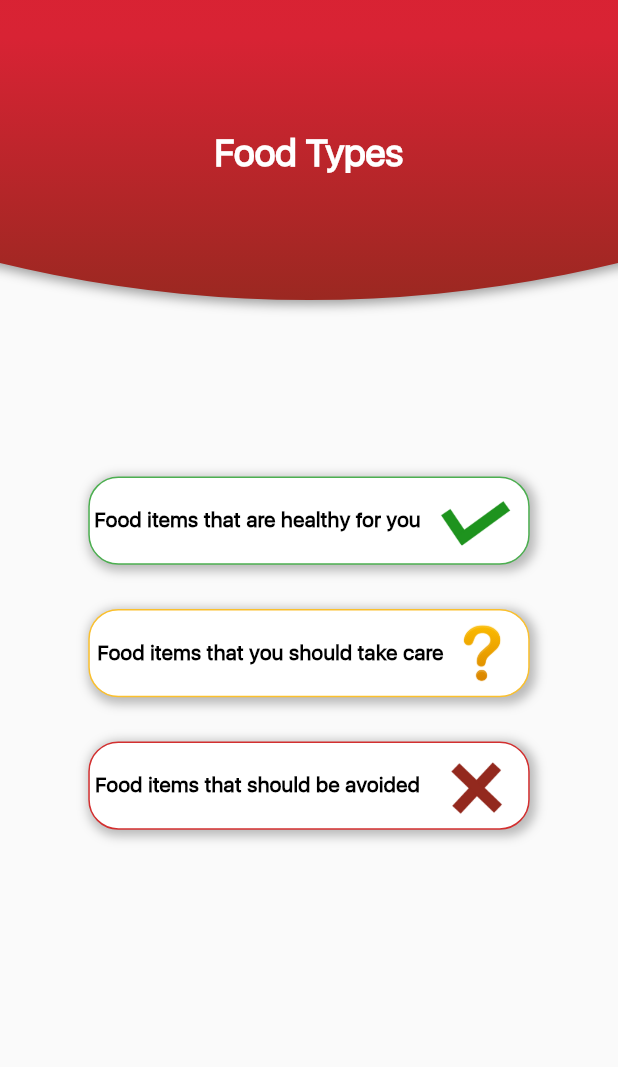
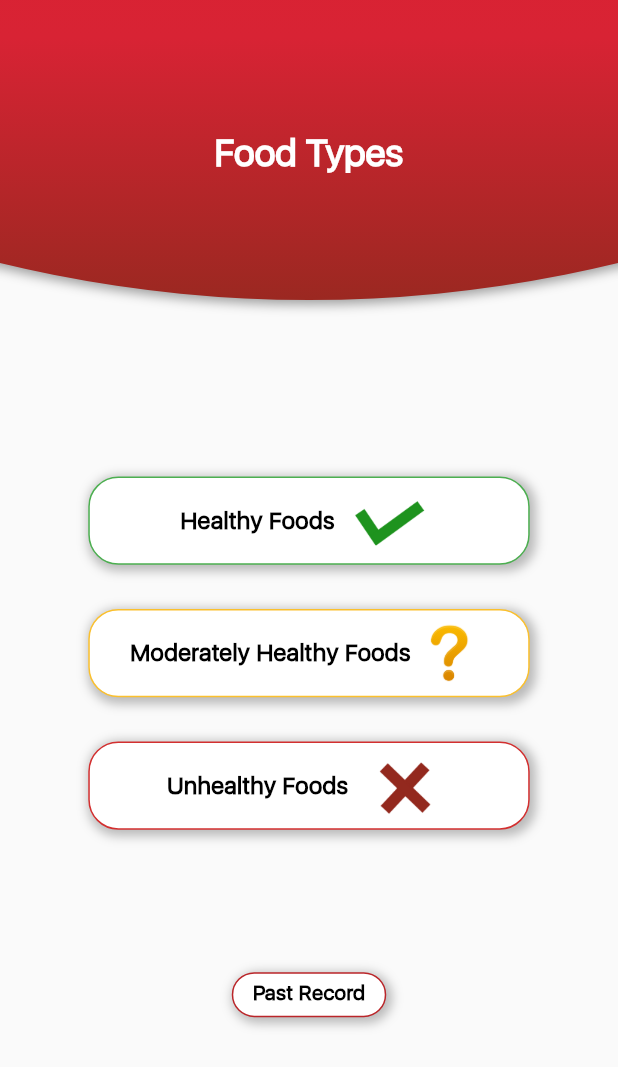
Before and after one commit to anusali04928/Khidmat_ThaliHelp, a Flutter app: the FoodTypes screen opened directly, on a phone screen of 412 x 824 dp. Shown: the top 1067 px of the screen. Run offline on Flutter 3.47's test engine with Material 2 defaults, Android fonts, the phone set to English and light mode, and no system bars; our stand-ins replace dio, dropdown_formfield, pie_chart, shared_preferences; accounts and stored records are empty.

Commit message:
Changed page transitions and added Food Breakdown
Altered labels and paths to the assets used (on account of new images). Furthermore, added the 'Past Record' button here to display the food breakdown.

```diff
--- a/project/lib/Food/FoodTypes.dart
+++ b/project/lib/Food/FoodTypes.dart
@@ -1,61 +1,87 @@
 // this class represents the food types page
+
+import 'dart:convert';
 
 import 'package:flutter/cupertino.dart';
 import 'package:flutter/material.dart';
+import 'package:project/Custom_widgets/CustomBtn.dart';
 import 'package:project/Custom_widgets/roundedAppBar.dart';
 import 'package:project/Custom_widgets/SecondCustomBtn.dart';
+import 'package:project/Food/FoodBreakdown.dart';
 import 'package:project/Food/FoodList.dart';
+import 'package:dio/dio.dart';
+import 'package:project/models/DietResp.dart';
 
 class FoodTypes extends StatelessWidget {
+  Future<List<double>> getDatafromServer() async {
+    dynamic param = {'id': '60dc4d9dd61ac5000426a323'};
+    try {
+      var response = await Dio().get(
+          'https://thalihelp.herokuapp.com/getmonthlyintake',
+          queryParameters: param);
+
+      var resp = DietResp.fromJson(jsonDecode(response.toString()));
+      List<double> res = [
+        resp.healthy.toDouble(),
+        resp.unhealthy.toDouble(),
+        resp.avoid.toDouble()
+      ];
+      print(res);
+      return res;
+    } catch (e) {
+      print(e);
+    }
+  }
+
   Map<String, String> avoid_food = {
-    'Candy': 'assets/not_healthy/candy.PNG',
-    'Cheerries': 'assets/not_healthy/cheerries.PNG',
-    'Chips': 'assets/not_healthy/chips.PNG',
-    'Choclate': 'assets/not_healthy/choclate.PNG',
-    'Drinks': 'assets/not_healthy/drinks.PNG',
-    'Halwa puri': 'assets/not_healthy/halwa puri.PNG',
-    'Jamjelly': 'assets/not_healthy/jamjelly.PNG',
-    'Junk food': 'assets/not_healthy/junk food.PNG',
-    'Mithai': 'assets/not_healthy/mithai.PNG',
-    'Noodles': 'assets/not_healthy/noodles.PNG',
-    'Parsley': 'assets/not_healthy/parsley.PNG',
-    'Pomegranate': 'assets/not_healthy/pomegranate.PNG',
-    'Samosa': 'assets/not_healthy/samosa.PNG',
-    'Snacks': 'assets/not_healthy/snacks.PNG'
+    'Candy': 'assets/not_healthy/candy.jpg',
+    'Cherries': 'assets/not_healthy/cherries.jpg',
+    'Chips': 'assets/not_healthy/chips.jpg',
+    'Chocolate': 'assets/not_healthy/chocolate.jpg',
+    'Soft Drinks': 'assets/not_healthy/softdrinks.jpg',
+    'Halwa Puri': 'assets/not_healthy/halwapuri.jpg',
+    'Jam/Jelly': 'assets/not_healthy/jam.jpg',
+    'Junk food': 'assets/not_healthy/junkfood.jpg',
+    'Sweets': 'assets/not_healthy/sweets.jpg',
+    'Noodles': 'assets/not_healthy/noodles.jpg',
+    'Parsley': 'assets/not_healthy/parsley.jpg',
+    'Pomegranate': 'assets/not_healthy/pomegranate.jpg',
+    'Samosa': 'assets/not_healthy/samosa.jpg',
+    'Snacks': 'assets/not_healthy/snacks.jpg'
   };
   Map<String, String> careful_food = {
-    'Beans': 'assets/moderate_food/beans.PNG',
-    'Beef': 'assets/moderate_food/beef.PNG',
-    'Biscuits': 'assets/moderate_food/biscuits.PNG',
-    'Burger': 'assets/moderate_food/burger.PNG',
-    'Cakes': 'assets/moderate_food/cakes.PNG',
-    'Chickpeas': 'assets/moderate_food/chickpeas.PNG',
-    'Dahi baray': 'assets/moderate_food/dahi baray.PNG',
-    'Dates': 'assets/moderate_food/dates.PNG',
-    'Fries': 'assets/moderate_food/fries.PNG',
-    'Fruits not eat': 'assets/moderate_food/fruits not eat.PNG',
-    'Iecream': 'assets/moderate_food/iecream.PNG',
-    'Nuggets': 'assets/moderate_food/nuggets.PNG',
-    'Rusk': 'assets/moderate_food/rusk.PNG',
-    'Sandwich': 'assets/moderate_food/sandwich.PNG',
-    'Tea coffee': 'assets/moderate_food/tea coffee.PNG'
+    'Beans': 'assets/moderate_food/beans.jpg',
+    'Beef': 'assets/moderate_food/beef.jpg',
+    'Biscuits': 'assets/moderate_food/biscuits.jpg',
+    'Burger': 'assets/moderate_food/burger.jpg',
+    'Cakes': 'assets/moderate_food/cake.jpg',
+    'Chickpeas': 'assets/moderate_food/chickpea.jpg',
+    'Dahi Baray': 'assets/moderate_food/dahibaray.jpg',
+    'Dates': 'assets/moderate_food/dates.jpg',
+    'French Fries': 'assets/moderate_food/fries.jpg',
+    'Fruits (Bad)': 'assets/moderate_food/fruits.jpg',
+    'Iecream': 'assets/moderate_food/icecream.jpg',
+    'Nuggets': 'assets/moderate_food/nuggets.jpg',
+    'Cake Rusk': 'assets/moderate_food/rusk.png',
+    'Sandwich': 'assets/moderate_food/sandwich.jpg',
+    'Tea coffee': 'assets/moderate_food/tea.jpg'
   };
   Map<String, String> recc_food = {
-    'Bread': 'assets/healthy_food/bread.PNG',
-    'Butter': 'assets/healthy_food/butter.PNG',
-    'Cereal': 'assets/healthy_food/cereal.PNG',
-    'Cheese': 'assets/healthy_food/cheese.PNG',
-    'Chicken': 'assets/healthy_food/chicken.PNG',
-    'Eggs': 'assets/healthy_food/eggs.PNG',
-    'Fish': 'assets/healthy_food/fish.PNG',
-    'Fruits': 'assets/healthy_food/fruits.PNG',
-    'Milkshake': 'assets/healthy_food/milkshake.PNG',
-    'Nuts': 'assets/healthy_food/nuts.PNG',
-    'Oliveoil': 'assets/healthy_food/oliveoil.PNG',
-    'Pulses': 'assets/healthy_food/pulses.PNG',
-    'Rice': 'assets/healthy_food/rice.PNG',
-    'Veggiessss': 'assets/healthy_food/veggiessss.PNG',
-    'Yughurt': 'assets/healthy_food/yughurt.PNG'
+    'Bread': 'assets/healthy_food/bread.jpg',
+    'Butter': 'assets/healthy_food/butter.jpg',
+    'Cereal': 'assets/healthy_food/cereal.jpg',
+    'Cheese': 'assets/healthy_food/cheese.jpg',
+    'Chicken': 'assets/healthy_food/chicken.jpg',
+    'Eggs': 'assets/healthy_food/eggs.jpg',
+    'Fish': 'assets/healthy_food/fish.jpg',
+    'Fruits': 'assets/healthy_food/fruits.jpg',
+    'Milkshake': 'assets/healthy_food/milkshake.jpg',
+    'Nuts': 'assets/healthy_food/nuts.jpg',
+    'Olive Oil': 'assets/healthy_food/oliveoil.jpg',
+    'Pulses': 'assets/healthy_food/pulses.jpg',
+    'Rice': 'assets/healthy_food/rice.jpg',
+    'Vegetable': 'assets/healthy_food/vegetable.jpg',
+    'Yogurt': 'assets/healthy_food/yogurt.jpg'
   };
   @override
   Widget build(BuildContext context) {
@@ -74,9 +100,9 @@ class FoodTypes extends StatelessWidget {
               // the healthy food type
               h: h1 / 2,
               w: w1 * 3,
-              label: 'Food items that are healthy for you',
+              label: 'Healthy Foods',
               fw: FontWeight.bold,
-              fsize: 14,
+              fsize: 16,
               boxColor: Colors.green,
               im: Image(
                 image: AssetImage('assets/check.png'),
@@ -98,9 +124,9 @@ class FoodTypes extends StatelessWidget {
               // the alarming food widget - yellow
               h: h1 / 2,
               w: w1 * 3,
-              label: 'Food items that you should take care',
+              label: 'Moderately Healthy Foods',
               fw: FontWeight.bold,
-              fsize: 14,
+              fsize: 16,
               boxColor: Colors.yellow.shade700,
               im: Image(
                 image: AssetImage('assets/question.png'),
@@ -122,25 +148,41 @@ class FoodTypes extends StatelessWidget {
               // the unheathy food button
               h: h1 / 2,
               w: w1 * 3,
-                label: 'Food items that should be avoided',
+              label: 'Unhealthy Foods',
               fw: FontWeight.bold,
-                fsize: 14,
+              fsize: 16,
               boxColor: Colors.red.shade700,
               im: Image(
                 image: AssetImage('assets/cross.png'),
                 height: h1 / 3,
                 width: w1 / 3,
               ),
-                method: () => Navigator.push(context, PageRouteBuilder(
+              method: () => Navigator.push(
+                context,
+                PageRouteBuilder(
                     pageBuilder: (context, animation, animationTime) {
                   return FoodList(
                     title: 'Unhealthy Food',
                     images: avoid_food,
                   );
-                    }))
-                // TODO: Unhealthy food page transition
-
-                )
+                }),
+              ),
+            ),
+            SizedBox(
+              height: 95,
+            ),
+            Button(
+                text: 'Past Record',
+                w: w1 / 2,
+                meth: () {
+                  getDatafromServer();
+                  Navigator.push(context, PageRouteBuilder(
+                      pageBuilder: (context, animation, animationTime) {
+                    return Progress(Future.delayed(Duration(seconds: 1), () {
+                      return getDatafromServer();
+                    }));
+                  }));
+                }),
           ],
         ),
       ),
```
Lines whose indentation alone changed are shown as unchanged.
